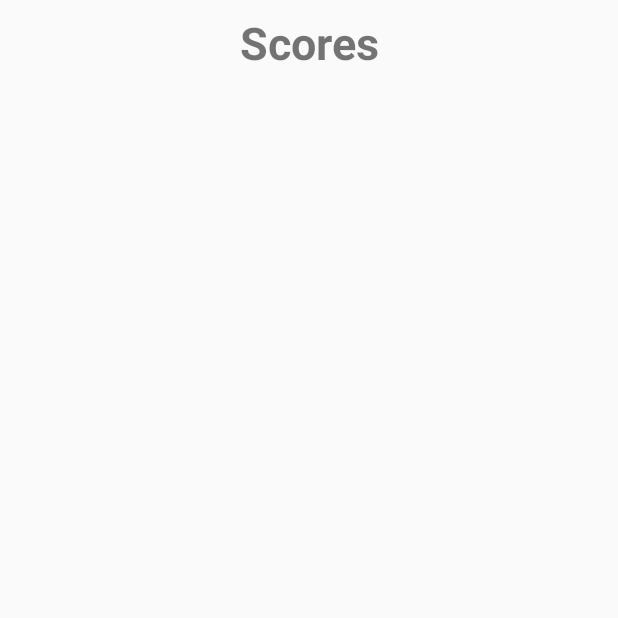
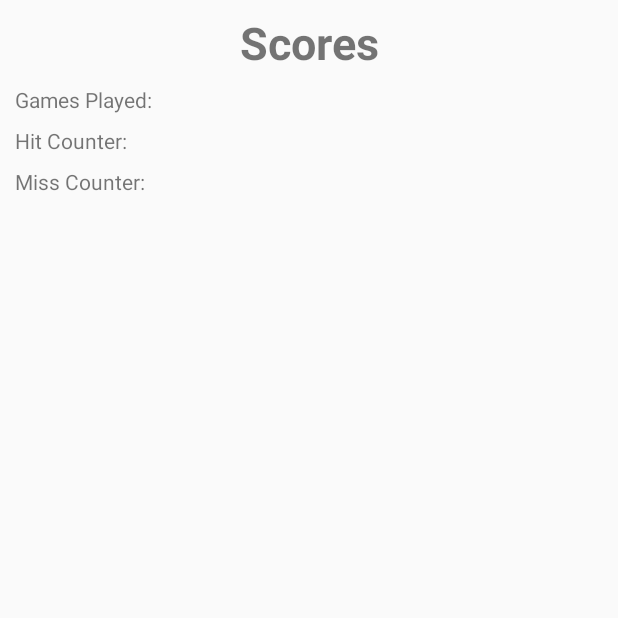
Before and after one commit to YasseenSemlali/AndroidMatchGame, an Android app: the ScoresActivity screen opened directly, with no data from a screen before it, on a phone screen of 412 x 824 dp, the top half of it. Run offline under Robolectric (Android 15) with nearby library versions, the phone set to English and light mode, and no system bars.

Commit message:
added the needed information in the scores activity

```diff
--- a/app/src/main/res/layout/activity_scores.xml
+++ b/app/src/main/res/layout/activity_scores.xml
@@ -18,4 +18,38 @@
         app:layout_constraintEnd_toEndOf="parent"
         app:layout_constraintStart_toStartOf="parent"
         app:layout_constraintTop_toTopOf="parent" />
+
+    <TextView
+        android:id="@+id/gamesPlayedCounterTxt"
+        android:layout_width="wrap_content"
+        android:layout_height="wrap_content"
+        android:layout_marginTop="8dp"
+        android:paddingLeft="10dp"
+        android:paddingRight="10dp"
+        android:text="@string/games_played"
+        app:layout_constraintStart_toStartOf="parent"
+        app:layout_constraintTop_toBottomOf="@+id/title" />
+
+    <TextView
+        android:id="@+id/hitCounterTxt"
+        android:layout_width="wrap_content"
+        android:layout_height="wrap_content"
+        android:layout_marginTop="8dp"
+        android:paddingLeft="10dp"
+        android:paddingRight="10dp"
+        android:text="@string/hit_counter"
+        app:layout_constraintStart_toStartOf="parent"
+        app:layout_constraintTop_toBottomOf="@+id/gamesPlayedCounterTxt" />
+
+    <TextView
+        android:id="@+id/missCounterTxt"
+        android:layout_width="wrap_content"
+        android:layout_height="wrap_content"
+        android:layout_marginTop="8dp"
+        android:paddingLeft="10dp"
+        android:paddingRight="10dp"
+        android:text="@string/miss_counter"
+        app:layout_constraintStart_toStartOf="parent"
+        app:layout_constraintTop_toBottomOf="@+id/hitCounterTxt" />
+
 </androidx.constraintlayout.widget.ConstraintLayout>
--- a/app/src/main/res/values/strings.xml
+++ b/app/src/main/res/values/strings.xml
@@ -10,4 +10,6 @@
     <string name="game_description">TODO: This is the description of the game</string>
     <string name="credits"><![CDATA[This application was written by Yasseen Semlali & Michael Mishin]]></string>
     <string name="image_description_creator">This is an image for the creator of the application</string>
+    <string name="hit_counter">Hit Counter:</string>
+    <string name="miss_counter">Miss Counter:</string>
 </resources>
```
Also changed, not shown: 1 other file.
